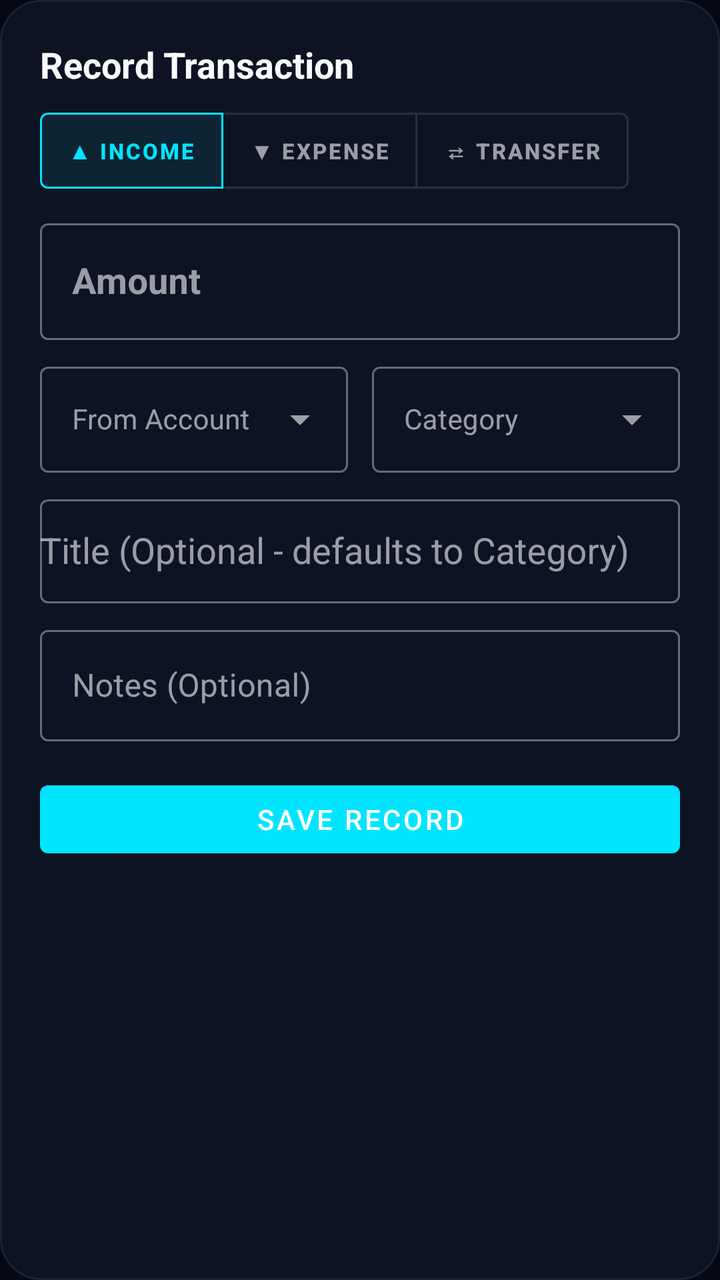
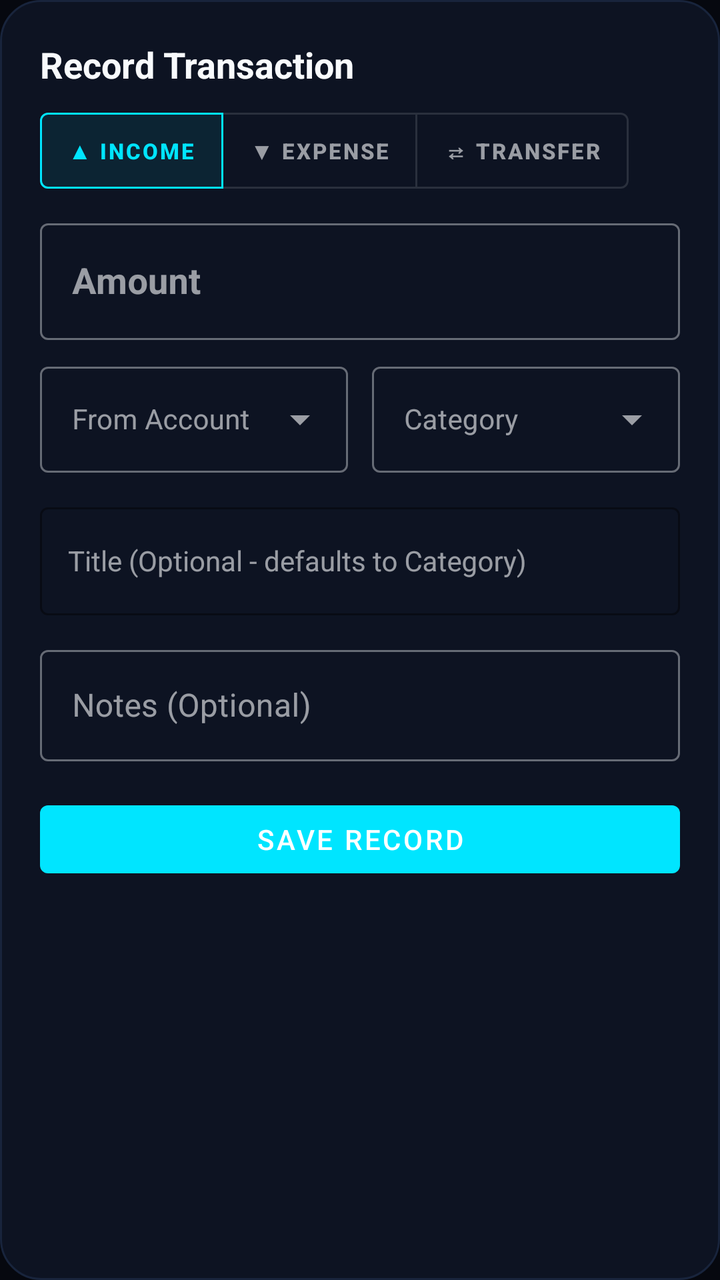

The first picture is an Android layout as it rendered before a commit; the second is the same layout after the commit. The layout source and the unified diff follow.
<!-- AndroidManifest.xml: application theme Theme.LifeSync -->
<!-- res/layout/dialog_add_transaction.xml -->
<?xml version="1.0" encoding="utf-8"?>
<androidx.core.widget.NestedScrollView xmlns:android="http://schemas.android.com/apk/res/android"
    xmlns:app="http://schemas.android.com/apk/res-auto"
    android:layout_width="match_parent"
    android:layout_height="wrap_content"
    android:background="@drawable/bg_dialog_glass"
    android:isScrollContainer="true"
    android:fillViewport="true"
    android:overScrollMode="never">

    <LinearLayout
        android:layout_width="match_parent"
        android:layout_height="wrap_content"
        android:orientation="vertical"
        android:padding="20dp"
        android:paddingBottom="28dp">

        <TextView
            android:layout_width="wrap_content"
            android:layout_height="wrap_content"
            android:text="Record Transaction"
            android:textColor="@color/text_primary"
            android:textSize="18sp"
            android:textStyle="bold" />

        
        <com.google.android.material.button.MaterialButtonToggleGroup
            android:id="@+id/toggleTxType"
            android:layout_width="wrap_content"
            android:layout_height="wrap_content"
            android:layout_marginTop="12dp"
            app:checkedButton="@id/btnTypeIncome"
            app:singleSelection="true">

            <com.google.android.material.button.MaterialButton
                android:id="@+id/btnTypeIncome"
                style="@style/Widget.MaterialComponents.Button.OutlinedButton"
                android:layout_width="wrap_content"
                android:layout_height="38dp"
                android:insetTop="0dp"
                android:insetBottom="0dp"
                android:paddingHorizontal="14dp"
                android:text="▲ INCOME"
                android:textSize="11sp"
                android:textStyle="bold" />

            <com.google.android.material.button.MaterialButton
                android:id="@+id/btnTypeExpense"
                style="@style/Widget.MaterialComponents.Button.OutlinedButton"
                android:layout_width="wrap_content"
                android:layout_height="38dp"
                android:insetTop="0dp"
                android:insetBottom="0dp"
                android:paddingHorizontal="14dp"
                android:text="▼ EXPENSE"
                android:textSize="11sp"
                android:textStyle="bold" />

            <com.google.android.material.button.MaterialButton
                android:id="@+id/btnTypeTransfer"
                style="@style/Widget.MaterialComponents.Button.OutlinedButton"
                android:layout_width="wrap_content"
                android:layout_height="38dp"
                android:insetTop="0dp"
                android:insetBottom="0dp"
                android:paddingHorizontal="14dp"
                android:text="⇄ TRANSFER"
                android:textSize="11sp"
                android:textStyle="bold" />
        </com.google.android.material.button.MaterialButtonToggleGroup>

        
        <com.google.android.material.textfield.TextInputLayout
            android:id="@+id/tilTxAmount"
            style="@style/Widget.MaterialComponents.TextInputLayout.OutlinedBox"
            android:layout_width="match_parent"
            android:layout_height="wrap_content"
            android:layout_marginTop="12dp"
            android:hint="Amount">

            <com.google.android.material.textfield.TextInputEditText
                android:id="@+id/etTxAmount"
                android:layout_width="match_parent"
                android:layout_height="wrap_content"
                android:inputType="numberDecimal"
                android:textSize="18sp"
                android:textStyle="bold" />
        </com.google.android.material.textfield.TextInputLayout>

        
        <LinearLayout
            android:layout_width="match_parent"
            android:layout_height="wrap_content"
            android:layout_marginTop="8dp"
            android:orientation="horizontal">

            <com.google.android.material.textfield.TextInputLayout
                android:id="@+id/tilTxCard"
                style="@style/Widget.MaterialComponents.TextInputLayout.OutlinedBox.ExposedDropdownMenu"
                android:layout_width="0dp"
                android:layout_height="wrap_content"
                android:layout_marginEnd="6dp"
                android:layout_weight="1"
                android:hint="From Account">

                <AutoCompleteTextView
                    android:id="@+id/actvTxCard"
                    android:layout_width="match_parent"
                    android:layout_height="wrap_content"
                    android:inputType="none"
                    android:maxLines="1"
                    android:singleLine="true"
                    android:textColor="@color/text_primary"
                    android:textSize="14sp" />
            </com.google.android.material.textfield.TextInputLayout>

            <com.google.android.material.textfield.TextInputLayout
                android:id="@+id/tilTxToAccount"
                style="@style/Widget.MaterialComponents.TextInputLayout.OutlinedBox.ExposedDropdownMenu"
                android:layout_width="0dp"
                android:layout_height="wrap_content"
                android:layout_marginStart="6dp"
                android:layout_weight="1"
                android:visibility="gone"
                android:hint="To Account">

                <AutoCompleteTextView
                    android:id="@+id/actvTxToAccount"
                    android:layout_width="match_parent"
                    android:layout_height="wrap_content"
                    android:inputType="none"
                    android:maxLines="1"
                    android:singleLine="true"
                    android:textColor="@color/text_primary"
                    android:textSize="14sp" />
            </com.google.android.material.textfield.TextInputLayout>

            <com.google.android.material.textfield.TextInputLayout
                android:id="@+id/tilTxCategory"
                style="@style/Widget.MaterialComponents.TextInputLayout.OutlinedBox.ExposedDropdownMenu"
                android:layout_width="0dp"
                android:layout_height="wrap_content"
                android:layout_marginStart="6dp"
                android:layout_weight="1"
                android:hint="Category">

                <AutoCompleteTextView
                    android:id="@+id/actvTxCategory"
                    android:layout_width="match_parent"
                    android:layout_height="wrap_content"
                    android:completionThreshold="1"
                    android:inputType="textCapWords"
                    android:maxLines="1"
                    android:singleLine="true"
                    android:imeOptions="actionDone"
                    android:textColor="@color/text_primary"
                    android:textSize="14sp" />
            </com.google.android.material.textfield.TextInputLayout>
        </LinearLayout>

        
        <com.google.android.material.chip.Chip
            android:id="@+id/chipCreateCategory"
            style="@style/Widget.MaterialComponents.Chip.Action"
            android:layout_width="wrap_content"
            android:layout_height="wrap_content"
            android:layout_marginTop="4dp"
            android:visibility="gone"
            android:text="➕ Add New Category"
            android:textColor="#0284C7"
            app:chipIcon="@drawable/ic_add"
            app:chipIconTint="#0284C7"
            app:chipStrokeColor="#0284C7"
            app:chipStrokeWidth="1dp" />

        
        <Spinner
            android:id="@+id/spTxCategory"
            android:layout_width="0dp"
            android:layout_height="0dp"
            android:visibility="gone" />

        <Spinner
            android:id="@+id/spTxCard"
            android:layout_width="0dp"
            android:layout_height="0dp"
            android:visibility="gone" />

        
        <com.google.android.material.textfield.TextInputLayout
            style="@style/Widget.MaterialComponents.TextInputLayout.OutlinedBox"
            android:layout_width="match_parent"
            android:layout_height="wrap_content"
            android:layout_marginTop="8dp"
            android:hint="Title (Optional - defaults to Category)">

            <com.google.android.material.textfield.MaterialAutoCompleteTextView
                android:id="@+id/etTxTitle"
                android:layout_width="match_parent"
                android:layout_height="wrap_content"
                android:minHeight="52dp"
                android:paddingVertical="12dp"
                android:completionThreshold="1" />
        </com.google.android.material.textfield.TextInputLayout>

        
        <com.google.android.material.textfield.TextInputLayout
            style="@style/Widget.MaterialComponents.TextInputLayout.OutlinedBox"
            android:layout_width="match_parent"
            android:layout_height="wrap_content"
            android:layout_marginTop="8dp"
            android:hint="Notes (Optional)">

            <com.google.android.material.textfield.TextInputEditText
                android:id="@+id/etTxNotes"
                android:layout_width="match_parent"
                android:layout_height="wrap_content" />
        </com.google.android.material.textfield.TextInputLayout>

        
        <com.google.android.material.button.MaterialButton
            android:id="@+id/btnSaveTx"
            android:layout_width="match_parent"
            android:layout_height="46dp"
            android:layout_marginTop="16dp"
            android:text="Save Record" />

    </LinearLayout>

</androidx.core.widget.NestedScrollView>
<!-- resources referenced by this layout -->
<resources>
  <color name="text_primary">#F8FAFC</color>
  <!-- drawable bg_dialog_glass (drawable) -->
  <?xml version="1.0" encoding="utf-8"?>
  <shape xmlns:android="http://schemas.android.com/apk/res/android"
      android:shape="rectangle">
      <corners android:radius="20dp" />
      <solid android:color="@color/surface" />
      <stroke
          android:width="1dp"
          android:color="@color/card_stroke" />
  </shape>
  <!-- drawable ic_add (drawable) -->
  <vector xmlns:android="http://schemas.android.com/apk/res/android"
      android:width="24dp"
      android:height="24dp"
      android:viewportWidth="24"
      android:viewportHeight="24">
      <path
          android:fillColor="#000000"
          android:pathData="M19,13h-6v6h-2v-6H5v-2h6V5h2v6h6v2z"/>
  </vector>
  <style name="Theme.LifeSync" parent="Theme.DuoRhythm" />
  <color name="surface">#0D1322</color>
  <color name="card_stroke">#18243C</color>
  <color name="bg_root_obsidian">#06080F</color>
  <color name="surface_card_slate">#0D1322</color>
  <color name="accent_cyan_primary">#00E5FF</color>
  <color name="accent_cyan_glow">#38BDF8</color>
  <color name="text_secondary_slate">#94A3B8</color>
  <color name="text_primary_white">#F8FAFC</color>
  <style name="CustomBottomSheetDialog" parent="Theme.Design.Light.BottomSheetDialog">
          <item name="bottomSheetStyle">@style/CustomBottomSheetModalStyle</item>
          <item name="android:windowIsFloating">false</item>
          <item name="android:windowBackground">@android:color/transparent</item>
          <item name="android:statusBarColor">@android:color/transparent</item>
      </style>
  <style name="CardElevationRounded" parent="Widget.MaterialComponents.CardView">
          <item name="cardCornerRadius">16dp</item>
          <item name="cardElevation">0dp</item>
          <item name="strokeWidth">1dp</item>
          <item name="strokeColor">@color/border_glass_stroke</item>
          <item name="cardBackgroundColor">@color/surface_card_slate</item>
      </style>
  <style name="DuoRhythmTextView" parent="android:Widget.TextView">
          <item name="android:lineSpacingExtra">2dp</item>
          <item name="android:fontFamily">sans-serif</item>
          <item name="android:includeFontPadding">true</item>
      </style>
  <style name="DuoRhythmEditText" parent="android:Widget.EditText">
          <item name="android:lineSpacingExtra">2dp</item>
          <item name="android:fontFamily">sans-serif</item>
          <item name="android:includeFontPadding">true</item>
          <item name="android:textColor">@color/text_primary</item>
          <item name="android:textColorHint">@color/text_secondary</item>
      </style>
  <style name="CustomBottomSheetModalStyle" parent="Widget.Design.BottomSheet.Modal">
          <item name="android:background">@android:color/transparent</item>
      </style>
  <color name="border_glass_stroke">#18243C</color>
  <color name="text_secondary">#94A3B8</color>
  <!-- unchanged entries left out for length: 1 -->
</resources>

<!-- the commit's change to res/layout/dialog_add_transaction.xml (unified diff, before → after) -->
@@ -188,27 +188,37 @@
 
         
         <com.google.android.material.textfield.TextInputLayout
+            android:id="@+id/tilTransactionTitle"
             style="@style/Widget.MaterialComponents.TextInputLayout.OutlinedBox"
             android:layout_width="match_parent"
             android:layout_height="wrap_content"
-            android:layout_marginTop="8dp"
-            android:hint="Title (Optional - defaults to Category)">
+            android:layout_marginTop="12dp"
+            android:hint="Title (Optional - defaults to Category)"
+            app:boxStrokeColor="#00E5FF"
+            app:boxStrokeWidth="1dp"
+            app:boxStrokeWidthFocused="1.5dp"
+            app:hintTextColor="#00E5FF">
 
             <com.google.android.material.textfield.MaterialAutoCompleteTextView
                 android:id="@+id/etTxTitle"
                 android:layout_width="match_parent"
                 android:layout_height="wrap_content"
-                android:minHeight="52dp"
-                android:paddingVertical="12dp"
+                android:minHeight="54dp"
+                android:paddingHorizontal="14dp"
+                android:paddingVertical="14dp"
+                android:inputType="textCapSentences"
+                android:textColor="#F8FAFC"
+                android:textSize="14sp"
                 android:completionThreshold="1" />
         </com.google.android.material.textfield.TextInputLayout>
 
         
         <com.google.android.material.textfield.TextInputLayout
+            android:id="@+id/tilNotes"
             style="@style/Widget.MaterialComponents.TextInputLayout.OutlinedBox"
             android:layout_width="match_parent"
             android:layout_height="wrap_content"
-            android:layout_marginTop="8dp"
+            android:layout_marginTop="12dp"
             android:hint="Notes (Optional)">
 
             <com.google.android.material.textfield.TextInputEditText
